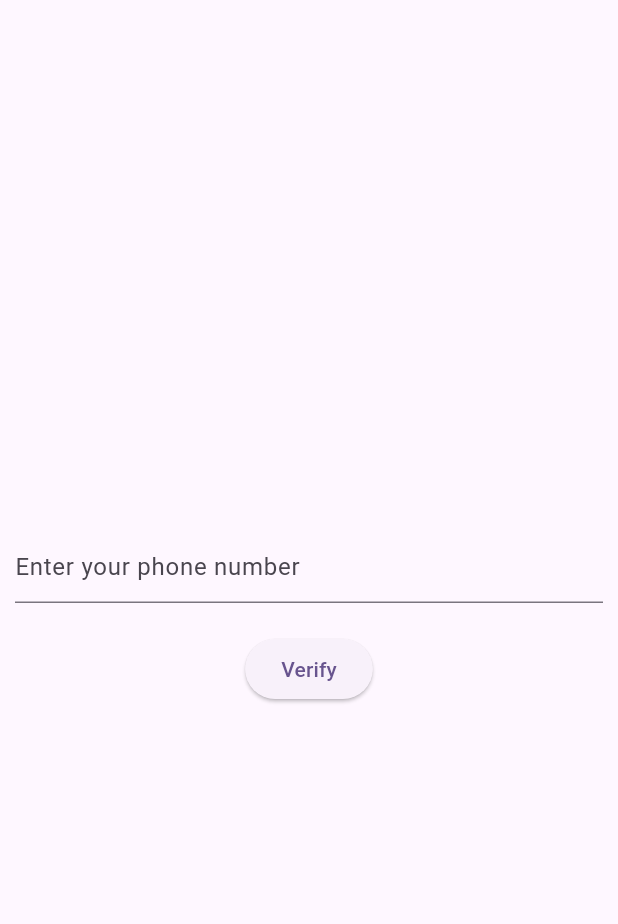
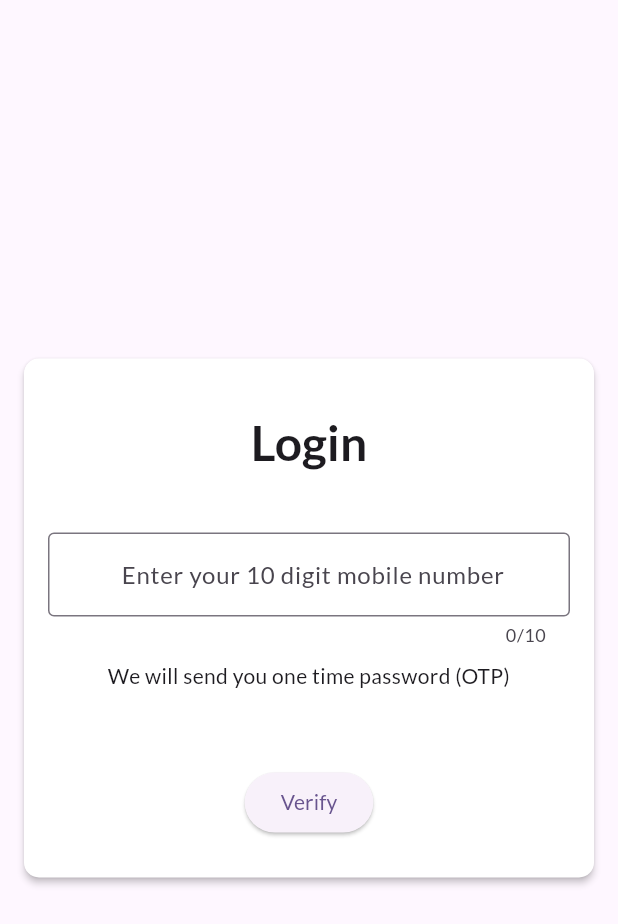
Before and after one commit to atketan/ease-mvp, a Flutter app: the screen it shows after launch, on a phone screen of 412 x 824 dp. Shown: the top 924 px of the screen. Run offline on Flutter 3.47's test engine with Material 3 defaults, Android fonts, the phone set to English and light mode, and no system bars; our stand-ins replace firebase_auth, firebase_core; accounts and stored records are empty.

Commit message:
feat: Add Lato font family and update theme in EASEApp
This commit adds the Lato font family to the project and updates the theme in the EASEApp widget to use the Lato font. This improves the overall visual consistency and readability of the app.

```diff
--- a/lib/ease_app.dart
+++ b/lib/ease_app.dart
@@ -24,10 +24,12 @@ class _EASEAppState extends State<EASEApp> {
       title: 'EASE',
       debugShowCheckedModeBanner: false,
       theme: ThemeData(
+        fontFamily: 'Lato',
         colorScheme: ColorScheme.fromSeed(seedColor: Colors.deepPurple),
         useMaterial3: true,
       ),
       darkTheme: ThemeData(
+        fontFamily: 'Lato',
         colorScheme: ColorScheme.fromSeed(seedColor: Colors.lightGreen),
         useMaterial3: true,
       ),
--- a/lib/features/account/presentation/login_page.dart
+++ b/lib/features/account/presentation/login_page.dart
@@ -97,15 +97,61 @@ class _LoginPageState extends State<LoginPage> {
         child: Column(
           mainAxisSize: MainAxisSize.min,
           children: <Widget>[
-            Container(
-              padding: EdgeInsets.all(10),
-              // margin: EdgeInsets.only(top: 100),
-              child: TextField(
+            Card(
+              elevation: 2,
+              shape: RoundedRectangleBorder(
+                borderRadius: BorderRadius.circular(10),
+              ),
+              margin: EdgeInsets.all(16),
+              color: Colors.white,
+              child: Padding(
+                padding: const EdgeInsets.all(16.0),
+                child: Column(
+                  mainAxisAlignment: MainAxisAlignment.center,
+                  children: [
+                    SizedBox.fromSize(size: Size.fromHeight(20)),
+                    Text(
+                      "Login",
+                      style: Theme.of(context)
+                          .textTheme
+                          .headlineLarge
+                          ?.copyWith(fontWeight: FontWeight.w700),
+                    ),
+                    SizedBox.fromSize(size: Size.fromHeight(40)),
+                    TextField(
                       controller: _phoneController,
-                decoration:
-                    InputDecoration(hintText: "Enter your phone number"),
+                      keyboardType: TextInputType.phone,
+                      maxLength: 10,
+                      decoration: InputDecoration(
+                        border: OutlineInputBorder(),
+                        prefixText: '+91 ',
+                        hintText: "Enter your 10 digit mobile number",
                       ),
                     ),
+                    SizedBox.fromSize(size: Size.fromHeight(10)),
+                    // Container(
+                    //   padding: EdgeInsets.all(10),
+                    //   // margin: EdgeInsets.only(top: 100),
+                    //   child: Expanded(
+                    //     child: Row(
+                    //       children: [
+                    //         Text("+91"),
+                    //         TextField(
+                    //           controller: _phoneController,
+                    //           decoration: InputDecoration(
+                    //             hintText: "Enter your phone number",
+                    //           ),
+                    //         ),
+                    //       ],
+                    //     ),
+                    //   ),
+                    // ),
+                    Text(
+                      "We will send you one time password (OTP)",
+                      style: Theme.of(context).textTheme.bodyMedium,
+                      textAlign: TextAlign.center,
+                    ),
+                    SizedBox.fromSize(size: Size.fromHeight(40)),
                     Container(
                       padding: EdgeInsets.all(10),
                       child: ElevatedButton(
@@ -127,6 +173,10 @@ class _LoginPageState extends State<LoginPage> {
                   ],
                 ),
               ),
+            ),
+          ],
+        ),
+      ),
     );
   }
 }
```
Also changed, not shown: pubspec.yaml (+18 -0 lines), assets/fonts/Lato-Black.ttf (added), assets/fonts/Lato-BlackItalic.ttf (added), assets/fonts/Lato-Bold.ttf (added), assets/fonts/Lato-BoldItalic.ttf (added), assets/fonts/Lato-Italic.ttf (added), assets/fonts/Lato-Light.ttf (added), assets/fonts/Lato-LightItalic.ttf (added), assets/fonts/Lato-Regular.ttf (added), assets/fonts/Lato-Thin.ttf (added), assets/fonts/Lato-ThinItalic.ttf (added). Lines whose indentation alone changed are shown as unchanged.
